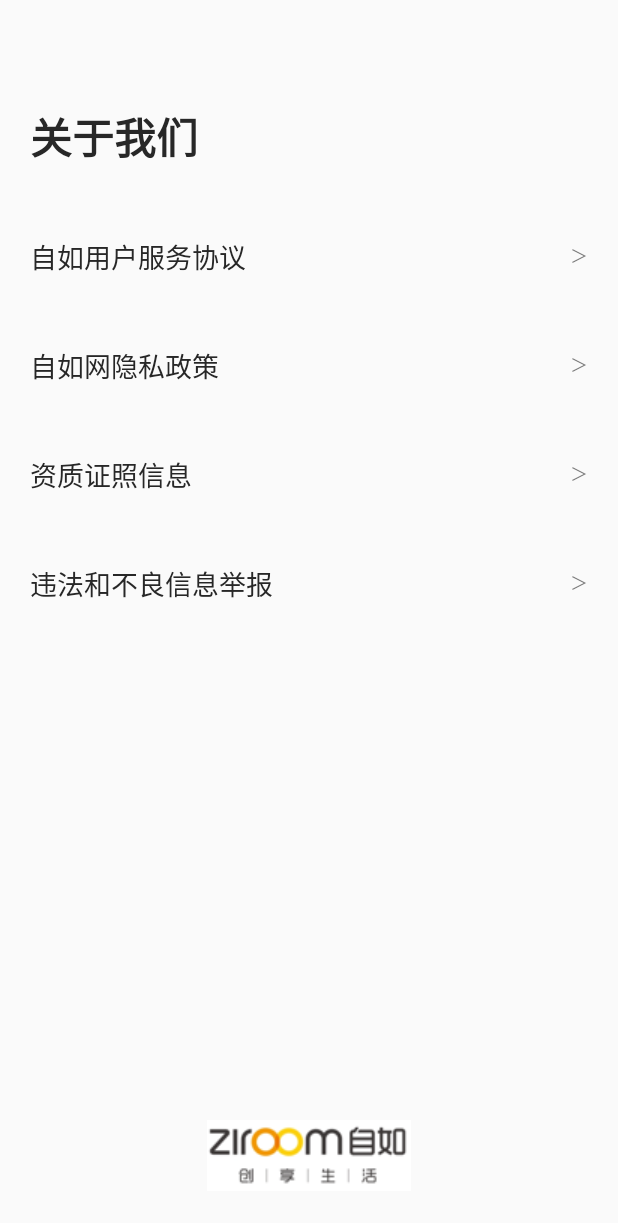
After one commit to Zouyq-GitHub/Anrdoid_zi_ru_user, an Android app: the aBoutUs screen opened directly, with no data from a screen before it, on a phone screen of 412 x 824 dp. The commit adds this screen. Shown: the top 1223 px of the screen. Run offline under Robolectric (Android 15) with nearby library versions, the phone set to English and light mode, and no system bars.

Commit message:
push 8.30 01  消息通知设置页面实现 静态关于我们实现

```diff
--- a/app/src/main/java/com/example/myfirstapp/UserSetting.java
+++ b/app/src/main/java/com/example/myfirstapp/UserSetting.java
@@ -6,18 +6,18 @@
 import android.content.Context;
 import android.content.DialogInterface;
 import android.content.Intent;
+import android.net.Uri;
 import android.os.Bundle;
+import android.provider.Settings;
 import android.util.Log;
 import android.view.View;
 import android.widget.LinearLayout;
 import android.widget.RelativeLayout;
 import android.widget.TextView;
-import android.widget.Toast;
-
-import com.example.myfirstapp.entity.User;
-import com.example.myfirstapp.util.Notice;
 
 import java.io.FileOutputStream;
+
+import static android.provider.Settings.EXTRA_APP_PACKAGE;
 
 public class UserSetting extends AppCompatActivity {
 
@@ -30,6 +30,8 @@
         accountInformation();
         communityActivity();
         general();
+        alerts();
+        aboutUs();
     }
 
     @Override
@@ -161,17 +163,92 @@
         });
     }
 
+    //关于我们
+    private void aboutUs(){
+        //点击事件
+        RelativeLayout relativeLayout = findViewById(R.id.g_y_w_m);
+        relativeLayout.setOnClickListener(new View.OnClickListener() {
+            @Override
+            public void onClick(View view) {
+                //通用页面跳转设置
+                Intent intent = new Intent(UserSetting.this, aBoutUs.class);
+                //跳转
+                startActivity(intent);
+            }
+        });
+    }
+
     //新消息通知
-//    private void alerts(){
-//        //获取点击事件
-//        RelativeLayout relativeLayout = findViewById(R.id.x_x_x_t_z);
-//        relativeLayout.setOnClickListener(new View.OnClickListener() {
-//            @Override
-//            public void onClick(View view) {
-////                Notice notice = new Notice();
-////                notice.sendSubscribeMsg(view);
+    private void alerts() {
+        //获取点击事件
+        RelativeLayout relativeLayout = findViewById(R.id.x_x_x_t_z);
+        relativeLayout.setOnClickListener(new View.OnClickListener() {
+            @Override
+            public void onClick(View view) {
+                try {
+                    // 根据isOpened结果，判断是否需要提醒用户跳转AppInfo页面，去打开App通知权限
+                    Intent intent = new Intent();
+                    intent.setAction(Settings.ACTION_APP_NOTIFICATION_SETTINGS);
+                    //这种方案适用于 API 26, 即8.0（含8.0）以上可以用
+                    intent.putExtra(EXTRA_APP_PACKAGE, getPackageName());
+//                    intent.putExtra(EXTRA_CHANNEL_ID, getApplicationInfo().uid);
+
+                    //这种方案适用于 API21——25，即 5.0——7.1 之间的版本可以使用
+                    intent.putExtra("app_package", getPackageName());
+                    intent.putExtra("app_uid", getApplicationInfo().uid);
+
+                    // 小米6 -MIUI9.6-8.0.0系统，是个特例，通知设置界面只能控制"允许使用通知圆点"——然而这个玩意并没有卵用，我想对雷布斯说：I'm not ok!!!
+                    //  if ("MI 6".equals(Build.MODEL)) {
+                    //      intent.setAction(Settings.ACTION_APPLICATION_DETAILS_SETTINGS);
+                    //      Uri uri = Uri.fromParts("package", getPackageName(), null);
+                    //      intent.setData(uri);
+                    //      // intent.setAction("com.android.settings/.SubSettings");
+                    //  }
+                    startActivity(intent);
+                } catch (Exception e) {
+                    e.printStackTrace();
+                    // 出现异常则跳转到应用设置界面：锤子坚果3——OC105 API25
+                    Intent intent = new Intent();
+                    //下面这种方案是直接跳转到当前应用的设置界面。
+                    //https://blog.csdn.net/ysy950803/article/details/71910806
+                    intent.setAction(Settings.ACTION_APPLICATION_DETAILS_SETTINGS);
+                    Uri uri = Uri.fromParts("package", getPackageName(), null);
+                    intent.setData(uri);
+                    startActivity(intent);
+                }
+            }
+        });
+
+    }
+
+    //获取通知是否开启的权限
+//    private fun initClickListener() {
+//        tv_msg.setOnClickListener {
+//            val intent: Intent = Intent()
+//            try {
+//                intent.action = Settings.ACTION_APP_NOTIFICATION_SETTINGS
+//
+//                //8.0及以后版本使用这两个extra.  >=API 26
+//                intent.putExtra(Settings.EXTRA_APP_PACKAGE, packageName)
+//                intent.putExtra(Settings.EXTRA_CHANNEL_ID, applicationInfo.uid)
+//
+//                //5.0-7.1 使用这两个extra.  <= API 25, >=API 21
+//                intent.putExtra("app_package", packageName)
+//                intent.putExtra("app_uid", applicationInfo.uid)
+//
+//                startActivity(intent)
+//            } catch (e: Exception) {
+//                e.printStackTrace()
+//
+//                //其他低版本或者异常情况，走该节点。进入APP设置界面
+//                intent.action = Settings.ACTION_APPLICATION_DETAILS_SETTINGS
+//                intent.putExtra("package", packageName)
+//
+//                //val uri = Uri.fromParts("package", packageName, null)
+//                //intent.data = uri
+//                startActivity(intent)
 //            }
-//        });
+//        }
 //    }
 
     //跳转用户页面
--- /dev/null
+++ b/app/src/main/java/com/example/myfirstapp/aBoutUs.java
@@ -0,0 +1,15 @@
+package com.example.myfirstapp;
+
+import androidx.appcompat.app.AppCompatActivity;
+
+import android.os.Bundle;
+
+public class aBoutUs extends AppCompatActivity {
+
+    @Override
+    protected void onCreate(Bundle savedInstanceState) {
+        super.onCreate(savedInstanceState);
+        setContentView(R.layout.activity_about_us);
+
+    }
+}
--- /dev/null
+++ b/app/src/main/res/layout/activity_about_us.xml
@@ -0,0 +1,146 @@
+<?xml version="1.0" encoding="utf-8"?>
+<RelativeLayout xmlns:android="http://schemas.android.com/apk/res/android"
+    xmlns:app="http://schemas.android.com/apk/res-auto"
+    xmlns:tools="http://schemas.android.com/tools"
+    android:layout_width="match_parent"
+    android:layout_height="match_parent"
+    android:layout_marginLeft="20dp"
+    android:layout_marginRight="20dp"
+    android:paddingTop="70dp"
+    tools:context=".aBoutUs">
+
+    <!--关于我们-->
+    <LinearLayout
+        android:id="@+id/g_y_w_m"
+        android:layout_width="match_parent"
+        android:layout_height="wrap_content"
+        android:layout_alignParentStart="true"
+        android:layout_marginBottom="45dp">
+
+        <TextView
+            android:layout_width="match_parent"
+            android:layout_height="wrap_content"
+            android:text="@string/g_y_w_m"
+            android:textColor="#272727"
+            android:textSize="28sp"
+            android:textStyle="bold" />
+    </LinearLayout>
+    <!--协议们-->
+    <LinearLayout
+        android:layout_width="match_parent"
+        android:layout_height="wrap_content"
+        android:layout_below="@id/g_y_w_m"
+        android:orientation="vertical">
+
+        <RelativeLayout
+            android:layout_width="match_parent"
+            android:layout_height="wrap_content"
+            android:layout_marginBottom="45dp">
+
+            <TextView
+                android:id="@+id/z_r_y_h_f_w_x_y"
+                android:layout_width="wrap_content"
+                android:layout_height="wrap_content"
+                android:layout_alignParentStart="true"
+                android:text="@string/z_r_y_h_f_w_x_y"
+                android:textColor="#272727"
+                android:textSize="18sp" />
+
+            <TextView
+                android:layout_width="wrap_content"
+                android:layout_height="wrap_content"
+                android:layout_alignParentEnd="true"
+                android:layout_marginTop="4dp"
+                android:text="@string/da_yu"
+                android:textSize="12sp"
+                tools:ignore="RelativeOverlap" />
+        </RelativeLayout>
+
+        <RelativeLayout
+            android:layout_width="match_parent"
+            android:layout_height="wrap_content"
+            android:layout_marginBottom="45dp">
+
+            <TextView
+                android:id="@+id/z_r_w_y_s_z_c"
+                android:layout_width="wrap_content"
+                android:layout_height="wrap_content"
+                android:layout_alignParentStart="true"
+                android:text="@string/z_r_w_y_s_z_c"
+                android:textColor="#272727"
+                android:textSize="18sp" />
+
+            <TextView
+                android:layout_width="wrap_content"
+                android:layout_height="wrap_content"
+                android:layout_alignParentEnd="true"
+                android:layout_marginTop="4dp"
+                android:text="@string/da_yu"
+                android:textSize="12sp"
+                tools:ignore="RelativeOverlap" />
+        </RelativeLayout>
+
+        <RelativeLayout
+            android:layout_width="match_parent"
+            android:layout_height="wrap_content"
+            android:layout_marginBottom="45dp">
+
+            <TextView
+                android:id="@+id/z_z_z_z_x_x"
+                android:layout_width="wrap_content"
+                android:layout_height="wrap_content"
+                android:layout_alignParentStart="true"
+                android:text="@string/z_z_z_z_x_x"
+                android:textColor="#272727"
+                android:textSize="18sp" />
+
+            <TextView
+                android:layout_width="wrap_content"
+                android:layout_height="wrap_content"
+                android:layout_alignParentEnd="true"
+                android:layout_marginTop="4dp"
+                android:text="@string/da_yu"
+                android:textSize="12sp"
+                tools:ignore="RelativeOverlap" />
+        </RelativeLayout>
+
+        <RelativeLayout
+            android:layout_width="match_parent"
+            android:layout_height="wrap_content"
+            android:layout_marginBottom="45dp">
+
+            <TextView
+                android:id="@+id/j_b"
+                android:layout_width="wrap_content"
+                android:layout_height="wrap_content"
+                android:layout_alignParentStart="true"
+                android:text="@string/j_b"
+                android:textColor="#272727"
+                android:textSize="18sp" />
+
+            <TextView
+                android:layout_width="wrap_content"
+                android:layout_height="wrap_content"
+                android:layout_alignParentEnd="true"
+                android:layout_marginTop="4dp"
+                android:text="@string/da_yu"
+                android:textSize="12sp"
+                tools:ignore="RelativeOverlap" />
+        </RelativeLayout>
+    </LinearLayout>
+    <!--LOGO-->
+    <RelativeLayout
+        android:layout_width="match_parent"
+        android:layout_height="wrap_content"
+        android:layout_alignParentBottom="true"
+        android:layout_centerHorizontal="true"
+        android:paddingBottom="30dp">
+       <ImageView
+           android:layout_centerHorizontal="true"
+           android:layout_width="wrap_content"
+           android:layout_height="wrap_content"
+           android:src="@drawable/zi_room_zi_ru"
+           android:layout_gravity="center"
+           />
+    </RelativeLayout>
+</RelativeLayout>
--- a/app/src/main/res/layout/activity_user_setting.xml
+++ b/app/src/main/res/layout/activity_user_setting.xml
@@ -126,12 +126,13 @@
             android:orientation="vertical">
 
             <RelativeLayout
+                android:id="@+id/x_x_x_t_z"
                 android:layout_width="match_parent"
                 android:layout_height="wrap_content"
                 android:layout_marginBottom="30dp">
 
                 <TextView
-                    android:id="@+id/x_x_x_t_z"
+                    android:id="@+id/x_x_d_y"
                     android:layout_width="wrap_content"
                     android:layout_height="wrap_content"
                     android:layout_alignParentStart="true"
@@ -151,7 +152,7 @@
                 <TextView
                     android:layout_width="wrap_content"
                     android:layout_height="wrap_content"
-                    android:layout_below="@id/x_x_x_t_z"
+                    android:layout_below="@id/x_x_d_y"
                     android:layout_marginTop="12dp"
                     android:text="@string/y_k_q_h_g_b_x_x_t_z"
                     android:textSize="13sp" />
@@ -197,6 +198,7 @@
             android:orientation="vertical">
 
             <RelativeLayout
+                android:id="@+id/g_y_w_m"
                 android:layout_width="match_parent"
                 android:layout_height="wrap_content"
                 android:layout_marginBottom="30dp">
--- a/app/src/main/res/values/strings.xml
+++ b/app/src/main/res/values/strings.xml
@@ -17,4 +17,8 @@
     <string name="y_s_s_z">隐私设置</string>
     <string name="x_t_q_x">系统权限管理</string>
     <string name="q_c_h_c">清除缓存</string>
+    <string name="z_r_y_h_f_w_x_y">自如用户服务协议</string>
+    <string name="z_r_w_y_s_z_c">自如网隐私政策</string>
+    <string name="z_z_z_z_x_x">资质证照信息</string>
+    <string name="j_b">违法和不良信息举报</string>
 </resources>
```
Also changed, not shown: app/src/main/AndroidManifest.xml (+5 -2 lines), app/src/main/res/drawable/zi_room_zi_ru.png (added).
